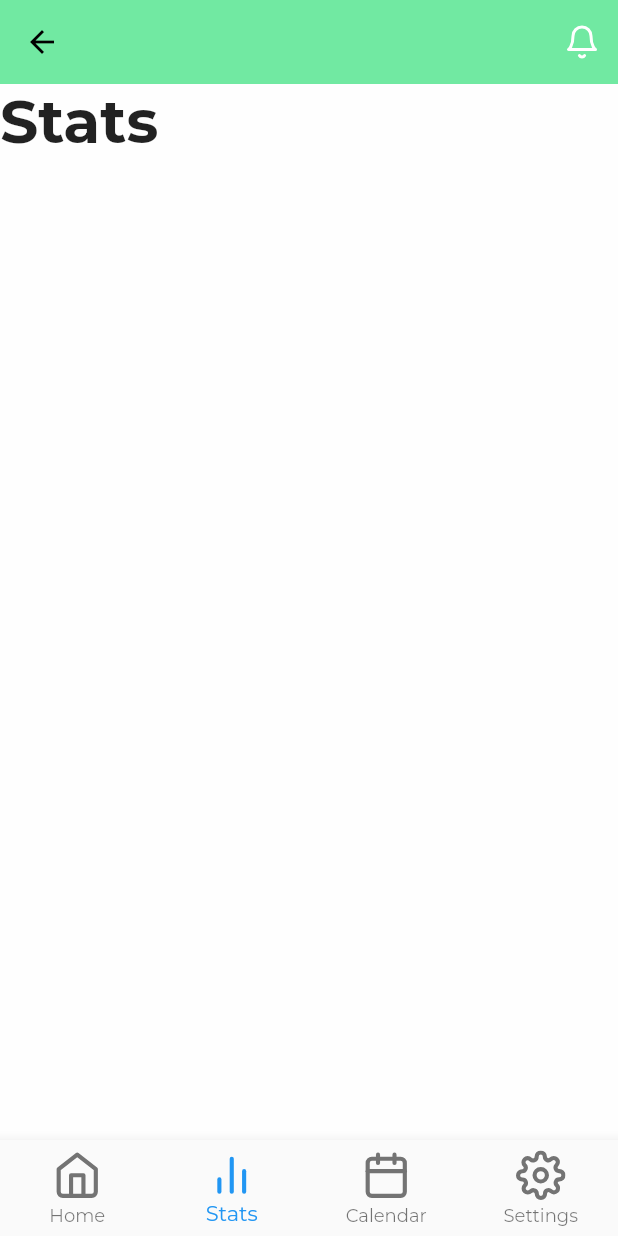
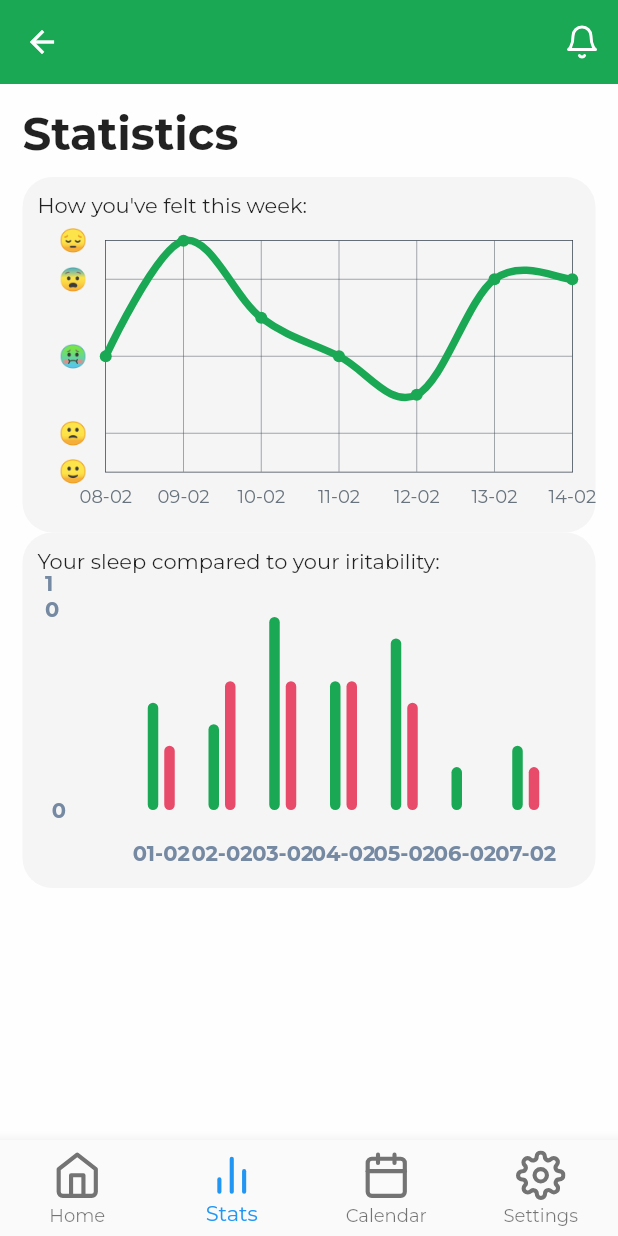
Before and after one commit to davidryan-mu/Moodial, a Flutter app: the StatsScreen screen opened directly, on a phone screen of 412 x 824 dp. Run offline on Flutter 3.47's test engine with Material 2 defaults, Android fonts, the phone set to English and light mode, and no system bars; drawn by our look-alikes of fl_chart; our stand-ins replace feather_icons_flutter, google_fonts; network calls fail.

Commit message:
Stats screen. Fl_charts with dummy data

```diff
--- /dev/null
+++ b/lib/dummy_entries.dart
@@ -0,0 +1,39 @@
+import 'dart:math';
+
+import 'package:Moodial/models/entry.dart';
+
+class DummyEntries {
+  final List<Entry> list;
+
+  DummyEntries({this.list});
+
+  factory DummyEntries.getList() {
+    List<Entry> dummyEntries = [];
+    final _random = new Random();
+
+    for (int i = 1; i < 15; i++) {
+      dummyEntries.add(
+        Entry(
+          id: i,
+          date: '2021-02-0' + i.toString(),
+          time: '20:45:20',
+          mood: _random.nextInt(7) + 1,
+          sleep: _random.nextInt(10),
+          iritability: _random.nextInt(10),
+          medication: Medication(
+            name: 'Meds',
+            dose: '10mg',
+          ),
+          diet: Diet(
+            food: 'Food',
+            amount: '100g',
+          ),
+          exercise: 'run',
+          notes: 'some notes',
+        ),
+      );
+    }
+
+    return DummyEntries(list: dummyEntries);
+  }
+}
--- a/lib/main.dart
+++ b/lib/main.dart
@@ -83,7 +83,7 @@ class _MoodialState extends State<Moodial> {
       title: 'Moodial',
       debugShowCheckedModeBanner: false,
       theme: ThemeData(
-        primaryColor: Color(0xFF71E9A2),
+        primaryColor: Color(0xFF1AA855),
         scaffoldBackgroundColor: Color(0xFFFEFEFE),
         textTheme: GoogleFonts.montserratTextTheme(
           Theme.of(context).textTheme,
--- a/lib/screens/calendar_screen.dart
+++ b/lib/screens/calendar_screen.dart
@@ -48,11 +48,21 @@ class _CalendarScreenState extends State<CalendarScreen> {
           SliverList(
             delegate: SliverChildListDelegate(
               [
-                Text(
-                  'Calendar',
-                  style: TextStyle(
-                    fontWeight: FontWeight.bold,
-                    fontSize: 40.0,
+                Padding(
+                  padding: const EdgeInsets.fromLTRB(15.0, 15.0, 15.0, 0),
+                  child: Column(
+                    children: [
+                      Align(
+                        alignment: Alignment.centerLeft,
+                        child: Text(
+                          'Calendar',
+                          style: TextStyle(
+                            fontWeight: FontWeight.bold,
+                            fontSize: 30.0,
+                          ),
+                        ),
+                      ),
+                    ],
                   ),
                 ),
               ],
--- a/lib/screens/settings_screen.dart
+++ b/lib/screens/settings_screen.dart
@@ -262,21 +262,24 @@ class _SettingsScreenState extends State<SettingsScreen> {
                 Column(
                   children: [
                     SettingsButton(
-                      color: Colors.blueAccent,
+                      color: Color(0xFF3FA5C0),
                       callback: () => showAvatarChangeModal(),
                       icon: Icon(FeatherIcons.user, size: 40.0),
                       label: 'Avatar',
                       subtext: 'Use a valid image URL as your avatar!',
                     ),
                     SettingsButton(
-                      color: Colors.yellowAccent,
-                      callback: this.logOutCallback,
+                      color: Color(0xFFFBDE60),
+                      callback: () {
+                        this.logOutCallback();
+                        this.navPosCallback(0);
+                      },
                       icon: Icon(FeatherIcons.logOut, size: 40.0),
                       label: 'Log out',
                       subtext: 'See you soon!',
                     ),
                     SettingsButton(
-                      color: Colors.redAccent,
+                      color: Color(0xFFE84A6A),
                       callback: showDeleteModal,
                       icon: Icon(FeatherIcons.alertOctagon, size: 40.0),
                       label: 'Delete',
--- a/lib/screens/stats_screen.dart
+++ b/lib/screens/stats_screen.dart
@@ -1,5 +1,9 @@
+import 'package:Moodial/dummy_entries.dart';
+import 'package:Moodial/models/entry.dart';
 import 'package:Moodial/models/user.dart';
 import 'package:Moodial/widgets/navbar.dart';
+import 'package:Moodial/widgets/stats_screen/mood_history_chart.dart';
+import 'package:Moodial/widgets/stats_screen/sleep_iritability_chart.dart';
 import 'package:feather_icons_flutter/feather_icons_flutter.dart';
 import 'package:flutter/material.dart';
 
@@ -23,6 +27,8 @@ class _StatsScreenState extends State<StatsScreen> {
   int _currentTab = 1;
   User user;
   Function navPosCallback;
+
+  List<Entry> dummyEntries = DummyEntries.getList().list;
 
   _StatsScreenState({
     this.user,
@@ -48,11 +54,67 @@ class _StatsScreenState extends State<StatsScreen> {
           SliverList(
             delegate: SliverChildListDelegate(
               [
-                Text(
-                  'Stats',
-                  style: TextStyle(
-                    fontWeight: FontWeight.bold,
-                    fontSize: 40.0,
+                Padding(
+                  padding: const EdgeInsets.fromLTRB(15.0, 15.0, 15.0, 0),
+                  child: Column(
+                    children: [
+                      Align(
+                        alignment: Alignment.centerLeft,
+                        child: Text(
+                          'Statistics',
+                          style: TextStyle(
+                            fontWeight: FontWeight.bold,
+                            fontSize: 30.0,
+                          ),
+                        ),
+                      ),
+                      SizedBox(height: 10.0),
+                      Container(
+                        decoration: BoxDecoration(
+                          color: Colors.grey[100],
+                          borderRadius: BorderRadius.all(Radius.circular(20)),
+                        ),
+                        child: Padding(
+                          padding: const EdgeInsets.all(10.0),
+                          child: Column(
+                            children: [
+                              Align(
+                                alignment: Alignment.centerLeft,
+                                child: Text('How you\'ve felt this week:'),
+                              ),
+                              Container(
+                                width: double.infinity,
+                                height: 200,
+                                child: MoodHistoryChart(dummyEntries),
+                              ),
+                            ],
+                          ),
+                        ),
+                      ),
+                      Container(
+                        decoration: BoxDecoration(
+                          color: Colors.grey[100],
+                          borderRadius: BorderRadius.all(Radius.circular(20)),
+                        ),
+                        child: Padding(
+                          padding: const EdgeInsets.all(10.0),
+                          child: Column(
+                            children: [
+                              Align(
+                                alignment: Alignment.centerLeft,
+                                child: Text(
+                                    'Your sleep compared to your iritability:'),
+                              ),
+                              Container(
+                                width: double.infinity,
+                                height: 200,
+                                child: SleepIritabilityChart(dummyEntries),
+                              ),
+                            ],
+                          ),
+                        ),
+                      ),
+                    ],
                   ),
                 ),
               ],
--- a/lib/widgets/home_screen/add_entry_button.dart
+++ b/lib/widgets/home_screen/add_entry_button.dart
@@ -63,7 +63,11 @@ class _AddEntryButtonState extends State<AddEntryButton> {
         vertical: 10.0,
       ),
       child: ElevatedButton(
-        child: Text('Add Entry'),
+        child: Text('Add Entry',
+            style: TextStyle(
+              fontWeight: FontWeight.bold,
+              fontSize: 15.0,
+            )),
         onPressed: () {
           showModalBottomSheet(
             backgroundColor: Color.fromRGBO(0, 0, 0, 0),
--- a/lib/widgets/home_screen/avatar.dart
+++ b/lib/widgets/home_screen/avatar.dart
@@ -45,13 +45,13 @@ class _AvatarState extends State<Avatar> {
           ),
           user.avatarLink == null
               ? CircleAvatar(
-                  radius: 45.0,
+                  radius: 50.0,
                   backgroundImage: NetworkImage(
                     defaultAvatarLink,
                   ),
                 )
               : CircleAvatar(
-                  radius: 45.0,
+                  radius: 50.0,
                   backgroundImage: NetworkImage(
                     user.avatarLink,
                   ),
--- a/lib/widgets/home_screen/update_entry_form.dart
+++ b/lib/widgets/home_screen/update_entry_form.dart
@@ -1,5 +1,4 @@
 import 'package:Moodial/models/entry.dart';
-import 'package:async/async.dart';
 import 'package:flutter/material.dart';
 
 class UpdateEntryForm extends StatefulWidget {
--- /dev/null
+++ b/lib/widgets/stats_screen/mood_history_chart.dart
@@ -0,0 +1,129 @@
+import 'package:Moodial/models/entry.dart';
+import 'package:flutter/material.dart';
+import 'package:fl_chart/fl_chart.dart';
+import 'package:intl/intl.dart';
+
+class MoodHistoryChart extends StatefulWidget {
+  final List<Entry> entryList;
+
+  MoodHistoryChart(this.entryList);
+
+  @override
+  _MoodHistoryChartState createState() =>
+      _MoodHistoryChartState(this.entryList);
+}
+
+class _MoodHistoryChartState extends State<MoodHistoryChart> {
+  List<Entry> entryList;
+  _MoodHistoryChartState(this.entryList);
+
+  DateFormat dateFormat = DateFormat('yyyy-MM-dd');
+
+  @override
+  Widget build(BuildContext context) {
+    return Padding(
+      padding: EdgeInsets.fromLTRB(5.0, 15.0, 5.0, 0),
+      child: Container(
+        width: double.infinity,
+        child: LineChart(
+          data(entryList.sublist(entryList.length - 7)),
+        ),
+      ),
+    );
+  }
+
+  LineChartData data(List<Entry> entryList) {
+    return LineChartData(
+      gridData: FlGridData(
+        show: true,
+        drawVerticalLine: true,
+        getDrawingHorizontalLine: (value) {
+          return FlLine(
+            color: const Color(0xff37434d),
+            strokeWidth: 0.3,
+          );
+        },
+        getDrawingVerticalLine: (value) {
+          return FlLine(
+            color: const Color(0xff37434d),
+            strokeWidth: 0.3,
+          );
+        },
+      ),
+      titlesData: FlTitlesData(
+        show: true,
+        bottomTitles: SideTitles(
+          showTitles: true,
+          reservedSize: 22,
+          getTextStyles: (value) => const TextStyle(
+            color: Color(0xff68737d),
+            fontSize: 12,
+          ),
+          getTitles: (value) {
+            return DateFormat('dd-MM')
+                .format(dateFormat.parse(entryList[value.toInt()].date));
+          },
+          margin: 8,
+        ),
+        leftTitles: SideTitles(
+          showTitles: true,
+          getTextStyles: (value) => const TextStyle(
+            fontSize: 15,
+          ),
+          getTitles: (value) {
+            switch (value.toInt()) {
+              case 1:
+                return '🙂';
+              case 2:
+                return '🙁';
+              case 3:
+                return '😮';
+              case 4:
+                return '🤢';
+              case 5:
+                return '😡';
+              case 6:
+                return '😨';
+              case 7:
+                return '😔';
+            }
+            return '';
+          },
+          reservedSize: 28,
+          margin: 12,
+        ),
+      ),
+      borderData: FlBorderData(
+        show: true,
+        border: Border.all(
+          color: const Color(0xff37434d),
+          width: 0.5,
+        ),
+      ),
+      minX: 0,
+      maxX: 6,
+      minY: 1,
+      maxY: 7,
+      lineBarsData: [
+        LineChartBarData(
+          spots: [
+            FlSpot(0, entryList[0].mood.toDouble()),
+            FlSpot(1, entryList[1].mood.toDouble()),
+            FlSpot(2, entryList[2].mood.toDouble()),
+            FlSpot(3, entryList[3].mood.toDouble()),
+            FlSpot(4, entryList[4].mood.toDouble()),
+            FlSpot(5, entryList[5].mood.toDouble()),
+            FlSpot(6, entryList[6].mood.toDouble()),
+          ],
+          isCurved: true,
+          colors: [Theme.of(context).primaryColor],
+          barWidth: 5,
+          isStrokeCapRound: true,
+          dotData: FlDotData(
+            show: true,
+          ),
+        ),
+      ],
+    );
+  }
+}
--- /dev/null
+++ b/lib/widgets/stats_screen/sleep_iritability_chart.dart
@@ -0,0 +1,130 @@
+import 'package:Moodial/models/entry.dart';
+import 'package:fl_chart/fl_chart.dart';
+import 'package:flutter/material.dart';
+import 'package:intl/intl.dart';
+
+class SleepIritabilityChart extends StatefulWidget {
+  final List<Entry> entryList;
+
+  SleepIritabilityChart(this.entryList);
+
+  @override
+  _SleepIritabilityChartState createState() =>
+      _SleepIritabilityChartState(entryList);
+}
+
+class _SleepIritabilityChartState extends State<SleepIritabilityChart> {
+  List<Entry> entryList;
+  DateFormat dateFormat = DateFormat('yyyy-MM-dd');
+
+  _SleepIritabilityChartState(this.entryList);
+
+  final Color leftBarColor = Color(0xFF1AA855);
+  final Color rightBarColor = Color(0xFFE84A6A);
+  final double width = 7;
+
+  List<BarChartGroupData> rawBarGroups;
+  List<BarChartGroupData> showingBarGroups;
+
+  int touchedGroupIndex;
+
+  @override
+  void initState() {
+    super.initState();
+    final barGroup1 = makeGroupData(0, 5, 12);
+    final barGroup2 = makeGroupData(1, 16, 12);
+    final barGroup3 = makeGroupData(2, 18, 5);
+    final barGroup4 = makeGroupData(3, 20, 16);
+    final barGroup5 = makeGroupData(4, 17, 6);
+    final barGroup6 = makeGroupData(5, 19, 1.5);
+    final barGroup7 = makeGroupData(6, 10, 1.5);
+
+    final items = [
+      barGroup1,
+      barGroup2,
+      barGroup3,
+      barGroup4,
+      barGroup5,
+      barGroup6,
+      barGroup7,
+    ];
+
+    rawBarGroups = items;
+
+    showingBarGroups = [];
+    int i = 0;
+    entryList.sublist(entryList.length - 7).forEach((entry) {
+      showingBarGroups.add(makeGroupData(
+          i, entry.sleep.toDouble(), entry.iritability.toDouble()));
+      i = i + 1;
+      print(entry.sleep.toString() + ' ' + entry.iritability.toString());
+    });
+  }
+
+  @override
+  Widget build(BuildContext context) {
+    return Padding(
+      padding: EdgeInsets.fromLTRB(5.0, 15.0, 5.0, 0),
+      child: Container(
+        child: BarChart(
+          BarChartData(
+            maxY: 10,
+            titlesData: FlTitlesData(
+              show: true,
+              bottomTitles: SideTitles(
+                showTitles: true,
+                getTextStyles: (value) => const TextStyle(
+                  color: Color(0xff7589a2),
+                  fontWeight: FontWeight.bold,
+                  fontSize: 14,
+                ),
+                margin: 20,
+                getTitles: (value) {
+                  return DateFormat('dd-MM')
+                      .format(dateFormat.parse(entryList[value.toInt()].date));
+                },
+              ),
+              leftTitles: SideTitles(
+                showTitles: true,
+                getTextStyles: (value) => const TextStyle(
+                    color: Color(0xff7589a2),
+                    fontWeight: FontWeight.bold,
+                    fontSize: 14),
+                margin: 32,
+                reservedSize: 14,
+                getTitles: (value) {
+                  if (value == 0) {
+                    return '0';
+                  } else if (value == 10) {
+                    return '10';
+                  } else {
+                    return '';
+                  }
+                },
+              ),
+            ),
+            borderData: FlBorderData(
+              show: false,
+            ),
+            barGroups: showingBarGroups,
+          ),
+        ),
+      ),
+    );
+  }
+
+  BarChartGroupData makeGroupData(int x, double y1, double y2) {
+    return BarChartGroupData(barsSpace: 4, x: x, barRods: [
+      BarChartRodData(
+        y: y1,
+        colors: [leftBarColor],
+        width: width,
+      ),
+      BarChartRodData(
+        y: y2,
+        colors: [rightBarColor],
+        width: width,
+      ),
+    ]);
+  }
+}
--- a/pubspec.yaml
+++ b/pubspec.yaml
@@ -28,6 +28,7 @@ dependencies:
   google_fonts: ^1.1.1
   http: ^0.12.0+2
   async: ^2.4.2
+  fl_chart: ^0.12.3
 
 dev_dependencies:
   flutter_test:
```
Also changed, not shown: pubspec.lock.
